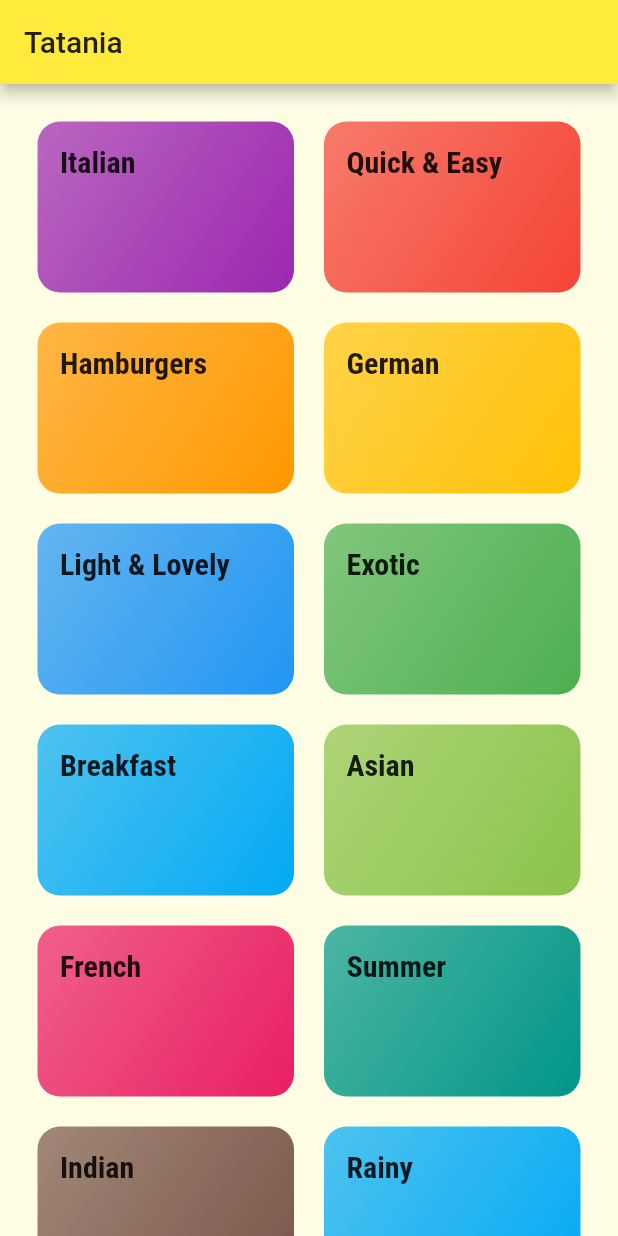
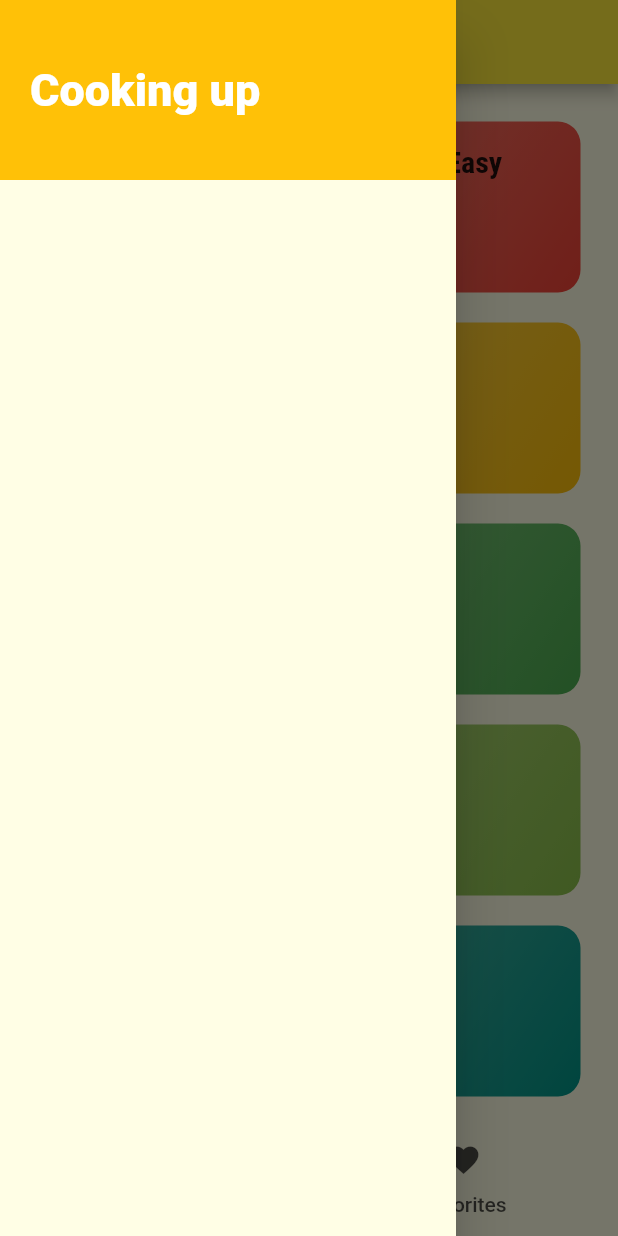
Before and after one commit to curiouskaran/tatania, a Flutter app: the screen it shows after launch, with the side drawer open (before the commit the screen has no drawer), on a phone screen of 412 x 824 dp. Run offline on Flutter 3.47's test engine with Material 2 defaults, Android fonts, the phone set to English and light mode, and no system bars; Roboto replaces fonts that are missing (Raleway).

Commit message:
changes done for adding tabs, WIP for drawer

```diff
--- a/lib/main.dart
+++ b/lib/main.dart
@@ -1,6 +1,7 @@
 import 'package:flutter/material.dart';
-import 'package:meals_app/screens/meal_detail_screen.dart';
 
+import './screens/tabs_screen.dart';
+import './screens/meal_detail_screen.dart';
 import './screens/category_meals_screen.dart';
 import './screens/categories_screen.dart';
 
@@ -29,7 +30,7 @@ class MyApp extends StatelessWidget {
       //Named Routes
       initialRoute: '/', //default is / only
       routes: {
-        '/': (ctx) => CategoriesScreen(),
+        '/': (ctx) => TabsScreen(),
         CategoryMealsScreen.routeName: (ctx) => CategoryMealsScreen(),
         MealDetailScreen.routeName: (ctx) => MealDetailScreen()
       },
--- a/lib/screens/categories_screen.dart
+++ b/lib/screens/categories_screen.dart
@@ -6,11 +6,7 @@ import '../widgets/category_item.dart';
 class CategoriesScreen extends StatelessWidget {
   @override
   Widget build(BuildContext context) {
-    return Scaffold(
-      appBar: AppBar(
-        title: const Text('Tatania'),
-      ),
-      body: GridView(
+    return GridView(
       padding: EdgeInsets.all(25),
       children: DUMMY_CATEGORIES
           .map((categoryData) => CategoryItem(
@@ -24,7 +20,6 @@ class CategoriesScreen extends StatelessWidget {
           childAspectRatio: 3 / 2,
           crossAxisSpacing: 20,
           mainAxisSpacing: 20),
-      ),
     );
   }
 }
--- /dev/null
+++ b/lib/screens/favoritesScreen.dart
@@ -0,0 +1,10 @@
+import 'package:flutter/material.dart';
+
+class FavoritesScreen extends StatelessWidget {
+  @override
+  Widget build(BuildContext context) {
+    return Center(
+      child: Text('Favorites Screen'),
+    );
+  }
+}
--- /dev/null
+++ b/lib/screens/tabs_screen.dart
@@ -0,0 +1,50 @@
+import 'package:flutter/material.dart';
+
+import './categories_screen.dart';
+import './favoritesScreen.dart';
+import '../widgets/main_drawer.dart';
+
+class TabsScreen extends StatelessWidget {
+  @override
+  Widget build(BuildContext context) {
+    return DefaultTabController(
+      // By Default it is zero
+      // initialIndex: 0,
+      length: 2,
+      child: Scaffold(
+        appBar: AppBar(
+          title: Text('Titania'),
+          //For having Tabs in title bar
+          // bottom: TabBar(
+          //   tabs: <Widget>[
+          //     Tab(
+          //       icon: Icon(Icons.category),
+          //       text: 'Categories',
+          //     ),
+          //     Tab(
+          //       icon: Icon(Icons.favorite),
+          //       text: 'Favorites',
+          //     )
+          //   ],
+          // ),
+        ),
+        drawer: MainDrawer(),
+        //For Having a bottom of scalfold tabs
+        bottomNavigationBar: TabBar(
+          tabs: <Widget>[
+            Tab(
+              icon: Icon(Icons.category),
+              text: 'Categories',
+            ),
+            Tab(
+              icon: Icon(Icons.favorite),
+              text: 'Favorites',
+            )
+          ],
+        ),
+        body: TabBarView(
+            children: <Widget>[CategoriesScreen(), FavoritesScreen()]),
+      ),
+    );
+  }
+}
--- /dev/null
+++ b/lib/widgets/main_drawer.dart
@@ -0,0 +1,32 @@
+import 'package:flutter/material.dart';
+
+class MainDrawer extends StatelessWidget {
+  @override
+  Widget build(BuildContext context) {
+    return Container(
+      child: Drawer(
+        child: Column(
+          children: <Widget>[
+            Container(
+              width: double.infinity,
+              height: 120,
+              padding: EdgeInsets.all(20),
+              alignment: Alignment.centerLeft,
+              color: Theme.of(context).accentColor,
+              child: (Text(
+                'Cooking up',
+                style: TextStyle(
+                    fontWeight: FontWeight.w900,
+                    fontSize: 30,
+                    color: Colors.white),
+              )),
+            ),
+            SizedBox(
+              height: 20,
+            )
+          ],
+        ),
+      ),
+    );
+  }
+}
```
Lines whose indentation alone changed are shown as unchanged.
